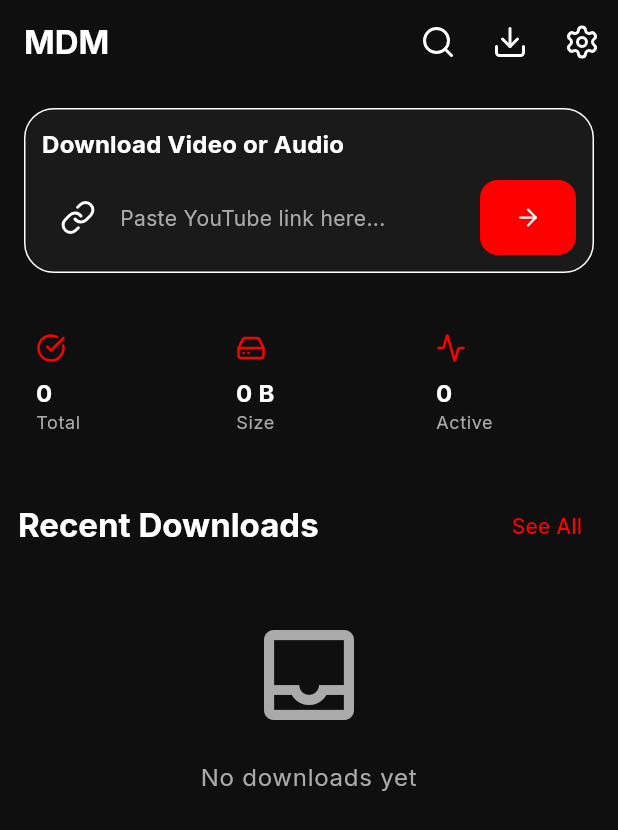
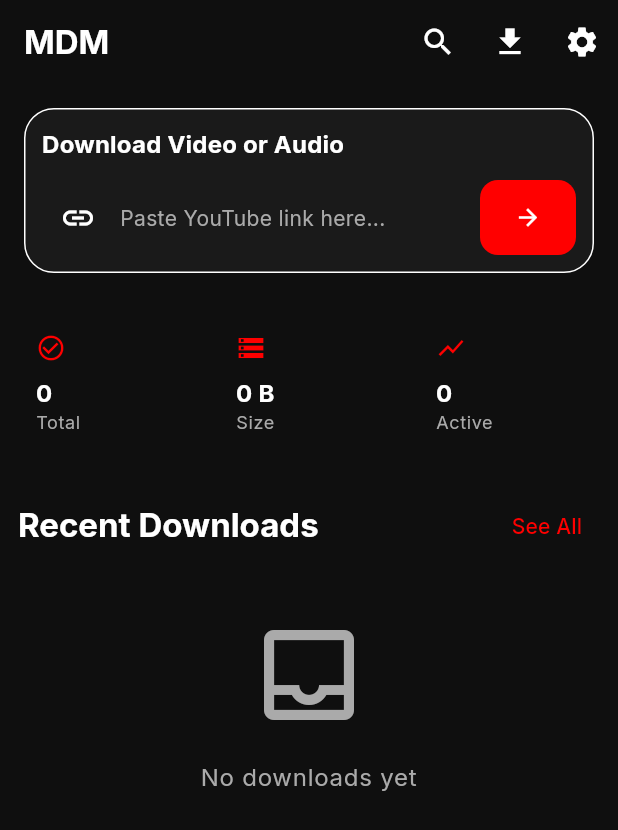
Before and after one commit to The-Black-Shadow/mdm, a Flutter app: the screen it shows after launch, on a phone screen of 412 x 824 dp. Shown: the top 830 px of the screen. Run offline on Flutter 3.47's test engine with Material 3 defaults, Android fonts, the phone set to English and light mode, and no system bars; our stand-ins replace better_player_plus, cached_network_image, connectivity_plus, device_info_plus, dio, flutter_animate and 12 more; missing offline and left inert: ffmpeg_kit_flutter_new, receive_sharing_intent, youtube_explode_dart; accounts and stored records are empty; statements that could not run were skipped.

Commit message:
fix: resolve 403 stream error and missing download path

```diff
--- a/lib/core/router/app_router.dart
+++ b/lib/core/router/app_router.dart
@@ -27,14 +27,14 @@
       // Home route
       GoRoute(
         path: RouteConstants.home,
-        name: 'home',
+        name: RouteConstants.home,
         builder: (context, state) => const HomePage(),
       ),
 
       // Metadata route — receives YouTube URL via extra
       GoRoute(
         path: RouteConstants.metadata,
-        name: 'metadata',
+        name: RouteConstants.metadata,
         builder: (context, state) {
           final url = state.extra as String? ?? '';
           return BlocProvider(
@@ -49,7 +49,7 @@
       // Quality selection route — receives metadata + audioOnly flag via extra
       GoRoute(
         path: RouteConstants.qualitySelection,
-        name: 'qualitySelection',
+        name: RouteConstants.qualitySelection,
         builder: (context, state) {
           final extra = state.extra as Map<String, dynamic>? ?? {};
           final metadata = extra['metadata'] as VideoMetadata;
@@ -61,48 +61,42 @@
         },
       ),
 
-      // Downloads route
       GoRoute(
         path: RouteConstants.downloads,
-        name: 'downloads',
+        name: RouteConstants.downloads,
         builder: (context, state) => const DownloadsPage(),
       ),
 
-      // Player route
       GoRoute(
         path: RouteConstants.player,
-        name: 'player',
+        name: RouteConstants.player,
         builder: (context, state) {
           final filePath = state.extra as String? ?? '';
           return PlayerPage(filePath: filePath);
         },
       ),
 
-      // History route
       GoRoute(
         path: RouteConstants.history,
-        name: 'history',
+        name: RouteConstants.history,
         builder: (context, state) => const HistoryPage(),
       ),
 
-      // Favorites route
       GoRoute(
         path: RouteConstants.favorites,
-        name: 'favorites',
+        name: RouteConstants.favorites,
         builder: (context, state) => const FavoritesPage(),
       ),
 
-      // Settings route
       GoRoute(
         path: RouteConstants.settings,
-        name: 'settings',
+        name: RouteConstants.settings,
         builder: (context, state) => const _StubPage(name: 'Settings'),
       ),
 
-      // Search route
       GoRoute(
         path: RouteConstants.search,
-        name: 'search',
+        name: RouteConstants.search,
         builder: (context, state) => const SearchPage(),
       ),
     ],
--- a/lib/features/downloader/data/datasources/youtube_remote_source.dart
+++ b/lib/features/downloader/data/datasources/youtube_remote_source.dart
@@ -19,7 +19,10 @@
       AppLogger.d('Fetching video metadata for: $url');
 
       final video = await yt.videos.get(url);
-      final manifest = await yt.videos.streamsClient.getManifest(video.id);
+      final manifest = await yt.videos.streamsClient.getManifest(
+        video.id,
+        ytClients: [YoutubeApiClient.androidVr],
+      );
 
       AppLogger.d('Retrieved ${manifest.streams.length} streams for: ${video.title}');
 
--- a/lib/features/home/presentation/pages/home_page.dart
+++ b/lib/features/home/presentation/pages/home_page.dart
@@ -2,7 +2,7 @@
 import 'package:flutter_animate/flutter_animate.dart';
 import 'package:flutter_bloc/flutter_bloc.dart';
 import 'package:go_router/go_router.dart';
-import 'package:lucide_icons/lucide_icons.dart';
+
 
 import 'package:mdm/core/constants/app_constants.dart';
 import 'package:mdm/core/constants/route_constants.dart';
@@ -69,7 +69,7 @@
         title: const Text(AppConstants.appName, style: TextStyle(fontWeight: FontWeight.bold)),
         actions: [
           IconButton(
-            icon: const Icon(LucideIcons.search),
+            icon: const Icon(Icons.search),
             onPressed: () => context.pushNamed(RouteConstants.search),
             tooltip: 'Search',
           ),
@@ -81,7 +81,7 @@
                     alignment: Alignment.center,
                     children: [
                       IconButton(
-                        icon: const Icon(LucideIcons.download),
+                        icon: const Icon(Icons.download),
                         onPressed: () => context.pushNamed(RouteConstants.downloads),
                         tooltip: 'Downloads',
                       ),
@@ -105,14 +105,14 @@
                   );
                 },
                 orElse: () => IconButton(
-                  icon: const Icon(LucideIcons.download),
+                  icon: const Icon(Icons.download),
                   onPressed: () => context.pushNamed(RouteConstants.downloads),
                 ),
               );
             },
           ),
           IconButton(
-            icon: const Icon(LucideIcons.settings),
+            icon: const Icon(Icons.settings),
             onPressed: () => context.pushNamed(RouteConstants.settings),
             tooltip: 'Settings',
           ),
@@ -209,11 +209,11 @@
       color: context.colorScheme.primaryContainer,
       margin: const EdgeInsets.only(bottom: AppSpacing.lg),
       child: ListTile(
-        leading: Icon(LucideIcons.clipboard, color: context.colorScheme.primary),
+        leading: Icon(Icons.content_paste, color: context.colorScheme.primary),
         title: const Text('Found YouTube URL in clipboard', style: TextStyle(fontWeight: FontWeight.w600)),
         subtitle: Text(url, maxLines: 1, overflow: TextOverflow.ellipsis),
         trailing: IconButton(
-          icon: const Icon(LucideIcons.x),
+          icon: const Icon(Icons.close),
           onPressed: () => context.read<HomeCubit>().clearClipboardUrl(),
         ),
         onTap: () {
@@ -249,7 +249,7 @@
                     focusNode: _focusNode,
                     decoration: InputDecoration(
                       hintText: 'Paste YouTube link here...',
-                      prefixIcon: const Icon(LucideIcons.link),
+                      prefixIcon: const Icon(Icons.link),
                       border: OutlineInputBorder(
                         borderRadius: BorderRadius.circular(AppSpacing.md),
                       ),
@@ -267,7 +267,7 @@
                       borderRadius: BorderRadius.circular(AppSpacing.md),
                     ),
                   ),
-                  child: const Icon(LucideIcons.arrowRight),
+                  child: const Icon(Icons.arrow_forward),
                 ),
               ],
             ),
@@ -280,11 +280,11 @@
   Widget _buildQuickStats(BuildContext context, int count, int size, int active) {
     return Row(
       children: [
-        Expanded(child: _buildStatCard(context, 'Total', count.toString(), LucideIcons.checkCircle)),
+        Expanded(child: _buildStatCard(context, 'Total', count.toString(), Icons.check_circle_outline)),
         const SizedBox(width: AppSpacing.md),
-        Expanded(child: _buildStatCard(context, 'Size', size.formatBytes, LucideIcons.hardDrive)),
+        Expanded(child: _buildStatCard(context, 'Size', size.formatBytes, Icons.storage)),
         const SizedBox(width: AppSpacing.md),
-        Expanded(child: _buildStatCard(context, 'Active', active.toString(), LucideIcons.activity)),
+        Expanded(child: _buildStatCard(context, 'Active', active.toString(), Icons.show_chart)),
       ],
     );
   }
--- a/pubspec.yaml
+++ b/pubspec.yaml
@@ -32,7 +32,6 @@
   json_annotation: ^4.12.0
   logger: ^2.7.0
   lottie: ^3.3.3
-  lucide_icons: ^0.257.0
   open_filex: ^4.7.0
   path_provider: ^2.1.6
   permission_handler: ^12.0.3
```
Also changed, not shown: lib/features/downloader/data/services/download_engine.dart (+107 -37 lines), pubspec.lock.
